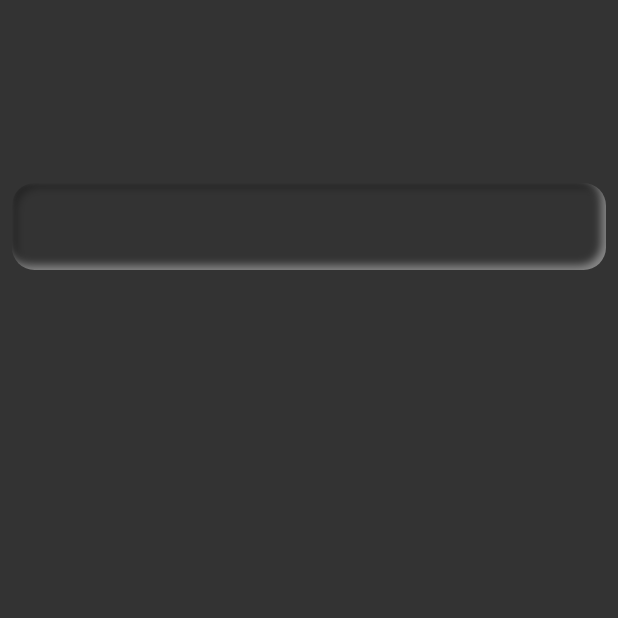
After one commit to thecompletesoftech/alarmclock, a Flutter app: the screen it shows after launch, on a phone screen of 412 x 824 dp, the top half of it. The commit adds this screen. Run offline on Flutter 3.47's test engine with Material 3 defaults, Android fonts, the phone set to English and light mode, and no system bars; our stand-ins replace flutter_neumorphic_plus; key blocks and very long unbroken strings in the code were emptied for the run.

Commit message:
Neumorphism Textbox widget added

```diff
--- a/analysis_options.yaml
+++ b/analysis_options.yaml
@@ -7,7 +7,7 @@
 
 # The following line activates a set of recommended lints for Flutter apps,
 # packages, and plugins designed to encourage good coding practices.
-include: package:flutter_lints/flutter.yaml
+# include: package:flutter_lints/flutter.yaml
 
 linter:
   # The lint rules applied to this project can be customized in the
--- a/lib/Config/Color.dart
+++ b/lib/Config/Color.dart
@@ -0,0 +1,11 @@
+import 'package:clockalarm/Config/Import.dart';
+
+class mycolor {
+  var White = Color(0xFFFFFFFF);
+  var lightWhite = Color(0xFFEBEBEB);
+  var Black = Color(0xFF000000);
+  var lightBlack = Color(0xFF333333);
+  var lighttxtcolor = Color(0xFF53967A);
+  var darktxtcolor = Color(0xFF00FFB2);
+  var Transparent = Colors.transparent;
+}
--- /dev/null
+++ b/lib/Config/Helper.dart
@@ -0,0 +1,6 @@
+import 'package:clockalarm/Config/Import.dart';
+
+nextscreen(context, screenname) {
+  Navigator.pushReplacement(
+      context, MaterialPageRoute(builder: (context) => screenname));
+}
--- a/lib/Config/Import.dart
+++ b/lib/Config/Import.dart
@@ -1,2 +1,8 @@
 export 'dart:async';
 export 'package:flutter/material.dart';
+export 'package:clockalarm/Widgets/TextBoxwidget.dart';
+export 'package:clockalarm/Config/Color.dart';
+export 'package:clockalarm/Account/Login.dart';
+export 'package:clockalarm/Config/Helper.dart';
+export 'package:clockalarm/View/Auth/SignIn/SignIn.dart';
+export 'package:flutter_neumorphic_plus/flutter_neumorphic.dart';
--- /dev/null
+++ b/lib/View/Auth/SignIn/SignIn.dart
@@ -0,0 +1,23 @@
+import 'package:clockalarm/Config/Import.dart';
+
+class SignIn extends StatelessWidget {
+  const SignIn({super.key});
+
+  @override
+  Widget build(BuildContext context) {
+    return Scaffold(
+      backgroundColor: NeumorphicTheme.baseColor(context),
+      body: Column(
+        crossAxisAlignment: CrossAxisAlignment.center,
+        children: [
+          Padding(
+            padding: const EdgeInsets.only(top: 120.0),
+            child: TextBoxwidget(
+              validator: (e) {},
+            ),
+          )
+        ],
+      ),
+    );
+  }
+}
--- a/lib/View/SplashScreen.dart
+++ b/lib/View/SplashScreen.dart
@@ -1,5 +1,3 @@
-import 'package:clockalarm/Account/Login.dart';
-
 import '../Config/Import.dart';
 
 class SplashScreen extends StatefulWidget {
@@ -10,15 +8,14 @@ class SplashScreen extends StatefulWidget {
 }
 
 class _SplashScreenState extends State<SplashScreen> {
-    void initState() {
+  void initState() {
     super.initState();
     Timer(
       Duration(seconds: 3),
-      () =>
-      Navigator.pushReplacement(
-          context, MaterialPageRoute(builder: (context) => Login())),
+      () => nextscreen(context, SignIn()),
     );
   }
+
   @override
   Widget build(BuildContext context) {
     return Scaffold(
--- /dev/null
+++ b/lib/Widgets/TextBoxwidget.dart
@@ -0,0 +1,203 @@
+import 'package:clockalarm/Config/Import.dart';
+
+class TextBoxwidget extends StatefulWidget {
+  final labeltxt;
+  final suffixicon;
+  final Bgcolor;
+  final Function? ontap;
+  final TextEditingController? controller;
+  final bool readtype;
+  final style;
+  final bool iconorimage;
+  final String? imagepath;
+  final String? hinttext;
+  final hintstyle;
+  final bool suffixshowicon;
+  final inputformate;
+  final keyboradtype;
+  final height;
+  final width;
+  final maxline;
+  final double radius;
+  final leftpadding;
+  final toppadding;
+  final bottompadding;
+  final bool? obsecuretext;
+  final Function? ontapsufixicon;
+  final showprefixicon;
+  final suffix_icon_color;
+  final double size;
+  final maxlength;
+  final showborder;
+  final descbox;
+  final prefixicon;
+  final showoutlineborder;
+  final child;
+  final label;
+  final labelstyle;
+  final outerborderclr;
+  final autofocus;
+  final onchange;
+  final String? Function(String?)? validator;
+
+  TextBoxwidget({
+    Key? key,
+    this.labeltxt,
+    // this.prefixicon,
+    this.suffixicon,
+    this.Bgcolor,
+    this.ontap,
+    this.controller,
+    this.readtype = false,
+    this.style,
+    this.iconorimage = false,
+    this.imagepath,
+    this.hinttext,
+    this.hintstyle,
+    this.suffixshowicon = false,
+    this.keyboradtype = TextInputType.text,
+    this.height,
+    this.width,
+    this.maxline = 1,
+    this.radius = 5,
+    this.leftpadding = 20.0,
+    this.obsecuretext = false,
+    this.ontapsufixicon,
+    this.suffix_icon_color,
+    this.size = 20.0,
+    this.showborder = false,
+    this.showoutlineborder = false,
+    required this.validator,
+    this.maxlength,
+    this.descbox = false,
+    this.showprefixicon = false,
+    this.prefixicon = null,
+    this.child,
+    this.inputformate,
+    this.label,
+    this.labelstyle,
+    this.toppadding = 15.0,
+    this.bottompadding = 15.0,
+    this.outerborderclr,
+    this.autofocus = false,
+    this.onchange,
+  }) : super(key: key);
+
+  @override
+  State<TextBoxwidget> createState() => _TextBoxwidgetState();
+}
+
+class _TextBoxwidgetState extends State<TextBoxwidget> {
+  @override
+  Widget build(BuildContext context) {
+    return Neumorphic(
+      margin: EdgeInsets.only(left: 8, right: 8, top: 2, bottom: 4),
+      style: NeumorphicStyle(
+        depth: NeumorphicTheme.embossDepth(context),
+        boxShape: NeumorphicBoxShape.roundRect(BorderRadius.circular(15.0)),
+      ),
+      padding: EdgeInsets.symmetric(vertical: 2, horizontal: 18),
+      child: TextFormField(
+        onChanged: (value) {
+          widget.onchange(value);
+        },
+        cursorColor: NeumorphicTheme.accentColor(context),
+        inputFormatters: widget.inputformate,
+        validator: widget.validator,
+        maxLines: widget.maxline,
+        keyboardType: widget.keyboradtype,
+        obscureText: widget.obsecuretext!,
+        onTap: () {
+          widget.ontap!();
+        },
+        style: widget.style,
+        autofocus: widget.autofocus,
+        readOnly: widget.readtype,
+        controller: widget.controller,
+        maxLength: widget.maxlength,
+        decoration: InputDecoration(
+          enabledBorder: widget.showoutlineborder
+              ? OutlineInputBorder(
+                  borderSide: BorderSide(
+                    color: widget.outerborderclr ??
+                        NeumorphicTheme.baseColor(context),
+                  ),
+                  borderRadius: BorderRadius.circular(10))
+              : widget.showborder
+                  ? UnderlineInputBorder(
+                      borderSide: BorderSide(
+                        color: widget.outerborderclr ??
+                            NeumorphicTheme.baseColor(context),
+                      ),
+                    )
+                  : InputBorder.none,
+          focusedBorder: OutlineInputBorder(
+            borderSide: BorderSide(
+                color:
+                    widget.outerborderclr ?? NeumorphicTheme.baseColor(context),
+                width: 2.0),
+            borderRadius: BorderRadius.circular(10),
+          ),
+          prefixIconConstraints: BoxConstraints(
+            maxWidth: widget.showprefixicon ? 80 : 0,
+            maxHeight: widget.showprefixicon ? 70 : 0,
+          ),
+          prefixIcon: widget.showprefixicon ? widget.prefixicon : null,
+          isDense: true,
+          contentPadding: EdgeInsets.only(
+              left: widget.leftpadding,
+              top: widget.toppadding,
+              bottom: widget.bottompadding),
+          border: widget.showborder
+              ? UnderlineInputBorder(
+                  borderSide: BorderSide(
+                    color: NeumorphicTheme.baseColor(context),
+                  ),
+                )
+              : widget.showoutlineborder
+                  ? OutlineInputBorder(
+                      borderSide: BorderSide(
+                        color: NeumorphicTheme.baseColor(context),
+                      ),
+                      borderRadius: BorderRadius.circular(15))
+                  : InputBorder.none,
+          labelText: widget.label,
+          labelStyle: widget.labelstyle,
+          hintText: widget.hinttext,
+          hintStyle: widget.hintstyle,
+          suffixIconConstraints: BoxConstraints(
+            maxWidth: widget.suffixshowicon ? 30 : 0,
+            maxHeight: widget.suffixshowicon ? 20 : 0,
+          ),
+          suffixIcon: widget.suffixshowicon
+              ? widget.iconorimage
+                  ? GestureDetector(
+                      onTap: () {
+                        widget.ontapsufixicon!();
+                      },
+                      child: Padding(
+                          padding: const EdgeInsets.only(right: 10),
+                          child: widget.child),
+                    )
+                  : GestureDetector(
+                      onTap: () {
+                        widget.ontapsufixicon!();
+                      },
+                      child: Padding(
+                        padding: const EdgeInsets.only(right: 10),
+                        child: Icon(
+                          widget.suffixicon,
+                          color: widget.suffix_icon_color ??
+                              NeumorphicTheme.accentColor(context),
+                          size: widget.size,
+                        ),
+                      ),
+                    )
+              : Padding(
+                  padding: EdgeInsets.all(5),
+                ),
+        ),
+      ),
+    );
+  }
+}
--- a/lib/main.dart
+++ b/lib/main.dart
@@ -1,5 +1,4 @@
-import 'package:flutter/material.dart';
-
+import 'package:clockalarm/Config/Import.dart';
 import 'View/SplashScreen.dart';
 
 void main() {
@@ -12,12 +11,21 @@ class MyApp extends StatelessWidget {
   // This widget is the root of your application.
   @override
   Widget build(BuildContext context) {
-    return MaterialApp(
+    return NeumorphicApp(
       debugShowCheckedModeBanner: false,
       title: 'Flutter Demo',
-      theme: ThemeData(
-        colorScheme: ColorScheme.fromSeed(seedColor: Colors.deepPurple),
-        useMaterial3: true,
+      themeMode: ThemeMode.dark,
+      theme: NeumorphicThemeData(
+        baseColor: mycolor().lightWhite,
+        lightSource: LightSource.topLeft,
+        accentColor: mycolor().lighttxtcolor,
+        depth: 10,
+      ),
+      darkTheme: NeumorphicThemeData(
+        baseColor: mycolor().lightBlack,
+        accentColor: mycolor().darktxtcolor,
+        lightSource: LightSource.topLeft,
+        depth: 6,
       ),
       home: SplashScreen(),
     );
--- a/pubspec.yaml
+++ b/pubspec.yaml
@@ -36,7 +36,7 @@ dependencies:
   # Use with the CupertinoIcons class for iOS style icons.
   cupertino_icons: ^1.0.2
   flutter_svg: ^2.0.9
-  flutter_neumorphic: ^3.2.0
+  flutter_neumorphic_plus: ^3.3.0
 
 dev_dependencies:
   flutter_test:
```
Also changed, not shown: lib/Widgets/Textfield.dart (deleted), pubspec.lock.
